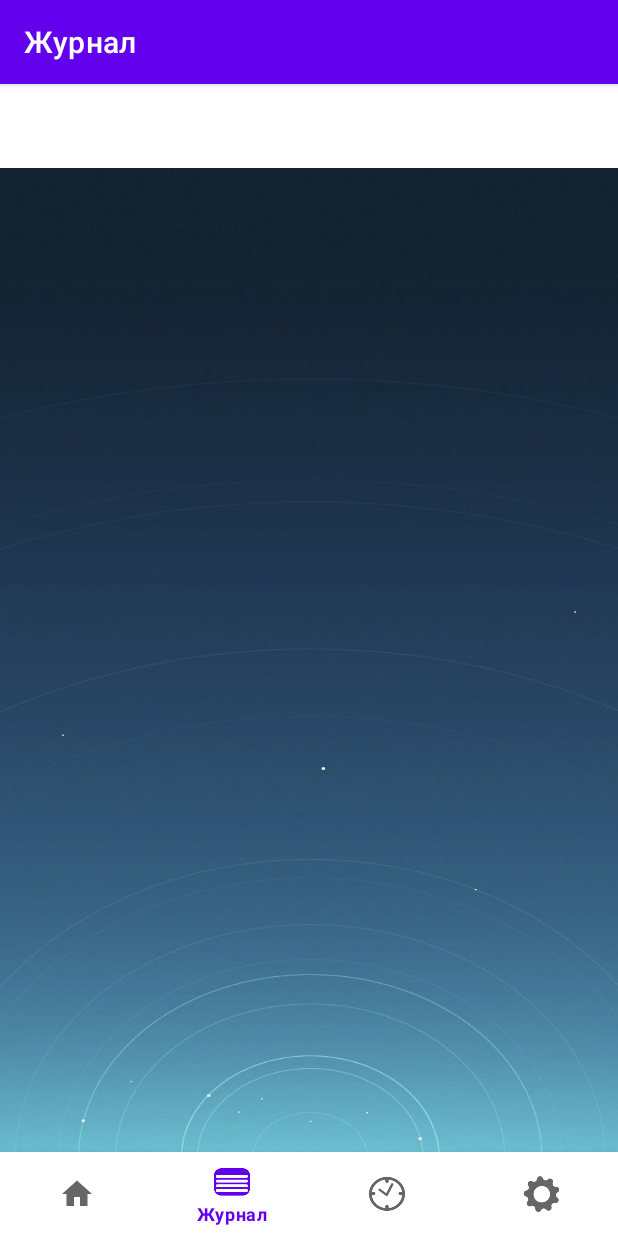
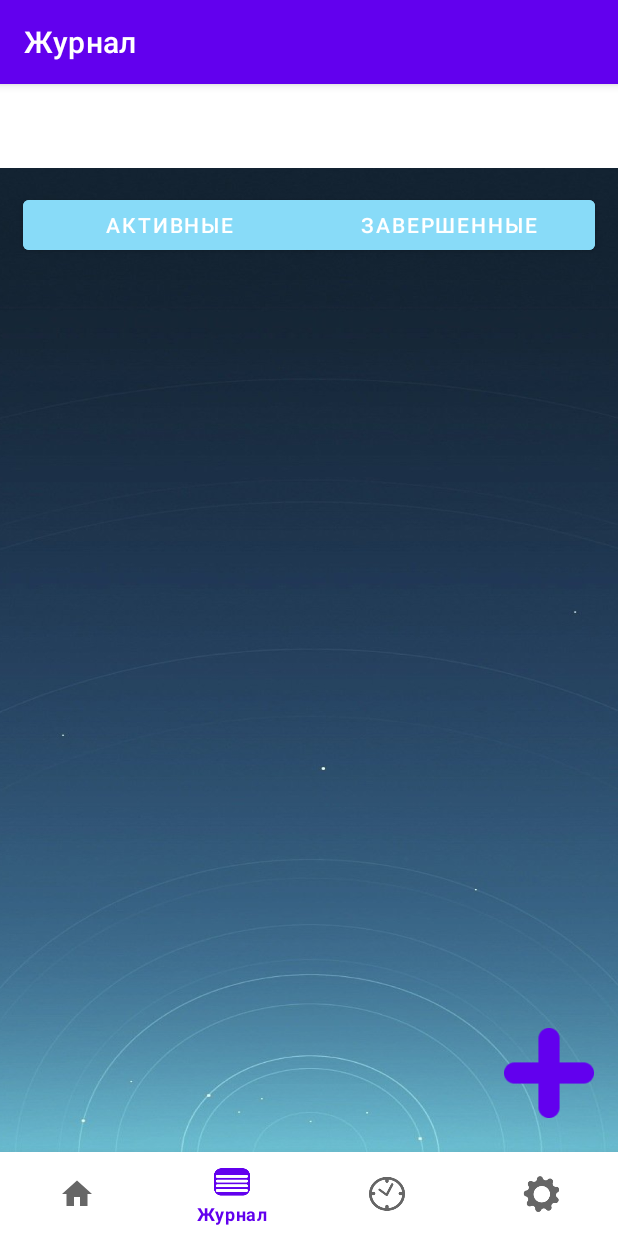
Before and after one commit to Andrysha0906/FarmaHelp, an Android app: the DashboardFragment screen opened through its navigation route, on a phone screen of 412 x 824 dp. Run offline under Robolectric (Android 15) with nearby library versions, the phone set to English and light mode, and no system bars; our stand-ins replace Firebase (no records; nobody signed in at launch, a user with empty details on screens opened directly), navigation-ui.

Commit message:
верстка

```diff
--- a/app/src/main/res/layout/activity_main.xml
+++ b/app/src/main/res/layout/activity_main.xml
@@ -1,6 +1,7 @@
 <?xml version="1.0" encoding="utf-8"?>
 <androidx.constraintlayout.widget.ConstraintLayout xmlns:android="http://schemas.android.com/apk/res/android"
     xmlns:app="http://schemas.android.com/apk/res-auto"
+    xmlns:tools="http://schemas.android.com/tools"
     android:id="@+id/container"
     android:layout_width="match_parent"
     android:layout_height="match_parent"
@@ -10,8 +11,6 @@
         android:id="@+id/nav_view"
         android:layout_width="0dp"
         android:layout_height="wrap_content"
-        android:layout_marginStart="0dp"
-        android:layout_marginEnd="0dp"
         android:background="?android:attr/windowBackground"
         app:layout_constraintBottom_toBottomOf="parent"
         app:layout_constraintLeft_toLeftOf="parent"
--- a/app/src/main/res/layout/fragment_magazine.xml
+++ b/app/src/main/res/layout/fragment_magazine.xml
@@ -5,4 +5,41 @@
     android:layout_width="match_parent"
     android:layout_height="match_parent"
     android:background="@drawable/back"
-    tools:context=".ui.dashboard.DashboardFragment" />
+    tools:context=".ui.dashboard.DashboardFragment">
+
+    <Button
+        android:id="@+id/button_active"
+        android:layout_width="195dp"
+        android:layout_height="45dp"
+        android:layout_marginStart="15dp"
+        android:backgroundTint="@color/button_blue"
+        android:text="@string/active"
+        app:layout_constraintBottom_toBottomOf="parent"
+        app:layout_constraintStart_toStartOf="parent"
+        app:layout_constraintTop_toTopOf="parent"
+        app:layout_constraintVertical_bias="0.023" />
+
+    <Button
+        android:id="@+id/button_completed"
+        android:layout_width="195dp"
+        android:layout_height="45dp"
+        android:layout_marginEnd="15dp"
+        android:backgroundTint="@color/button_blue"
+        android:text="@string/completed"
+        app:layout_constraintBottom_toBottomOf="parent"
+        app:layout_constraintEnd_toEndOf="parent"
+        app:layout_constraintTop_toTopOf="parent"
+        app:layout_constraintVertical_bias="0.023" />
+
+    <Button
+        android:id="@+id/button"
+        android:layout_width="60dp"
+        android:layout_height="60dp"
+        android:background="@drawable/plus"
+        app:layout_constraintBottom_toBottomOf="parent"
+        app:layout_constraintEnd_toEndOf="parent"
+        app:layout_constraintHorizontal_bias="0.954"
+        app:layout_constraintStart_toStartOf="parent"
+        app:layout_constraintTop_toBottomOf="@+id/button_completed"
+        app:layout_constraintVertical_bias="0.867" />
+</androidx.constraintlayout.widget.ConstraintLayout>
--- a/app/src/main/res/layout/fragment_settings.xml
+++ b/app/src/main/res/layout/fragment_settings.xml
@@ -81,7 +81,7 @@
         android:layout_width="0dp"
         android:layout_height="50dp"
         android:layout_marginTop="40dp"
-        android:backgroundTint="@color/wblue"
+        android:backgroundTint="@color/button_blue"
         android:gravity="left|center_vertical"
         android:padding="10dp"
         android:text="@string/name_user"
@@ -94,7 +94,7 @@
         android:layout_width="0dp"
         android:layout_height="50dp"
         android:layout_marginTop="8dp"
-        android:backgroundTint="@color/wblue"
+        android:backgroundTint="@color/button_blue"
         android:gravity="left|center_vertical"
         android:padding="0dp"
         android:text="Семейный доступ"
@@ -107,7 +107,7 @@
         android:layout_width="0dp"
         android:layout_height="50dp"
         android:layout_marginTop="8dp"
-        android:backgroundTint="@color/wblue"
+        android:backgroundTint="@color/button_blue"
         android:gravity="left|center_vertical"
         android:padding="10dp"
         android:text="Напоминания"
@@ -120,7 +120,7 @@
         android:layout_width="0dp"
         android:layout_height="50dp"
         android:layout_marginTop="8dp"
-        android:backgroundTint="@color/wblue"
+        android:backgroundTint="@color/button_blue"
         android:gravity="left|center_vertical"
         android:padding="10dp"
         android:text="Оформление темы"
@@ -132,7 +132,7 @@
         android:id="@+id/estimation_btn"
         android:layout_width="0dp"
         android:layout_height="50dp"
-        android:backgroundTint="@color/wblue"
+        android:backgroundTint="@color/button_blue"
         android:gravity="left|center_vertical"
         android:padding="10dp"
         android:text="Оцените приложение"
@@ -147,7 +147,7 @@
         android:layout_width="0dp"
         android:layout_height="50dp"
         android:layout_marginTop="8dp"
-        android:backgroundTint="@color/wblue"
+        android:backgroundTint="@color/button_blue"
         android:gravity="left|center_vertical"
         android:padding="10dp"
         android:text="Обратная связь"
@@ -162,7 +162,7 @@
         android:layout_width="0dp"
         android:layout_height="50dp"
         android:layout_marginTop="8dp"
-        android:backgroundTint="@color/wblue"
+        android:backgroundTint="@color/button_blue"
         android:gravity="left|center_vertical"
 
         android:padding="10dp"
@@ -178,7 +178,7 @@
         android:layout_width="0dp"
         android:layout_height="50dp"
         android:layout_marginTop="8dp"
-        android:backgroundTint="@color/wblue"
+        android:backgroundTint="@color/button_blue"
         android:gravity="left|center_vertical"
         android:padding="10dp"
         android:text="Отзывы"
--- a/app/src/main/res/values/colors.xml
+++ b/app/src/main/res/values/colors.xml
@@ -8,6 +8,6 @@
     <color name="black">#FF000000</color>
     <color name="white">#FFFFFFFF</color>
     <color name="grean">#06EF71</color>
-    <color name="wblue">#88DBF8</color>
+    <color name="button_blue">#88DBF8</color>
     <color name="red">#D90000</color>
 </resources>
--- a/app/src/main/res/values/strings.xml
+++ b/app/src/main/res/values/strings.xml
@@ -5,4 +5,6 @@
     <string name="title_timeTable">Расписание</string>
     <string name="title_settings">Настройки</string>
     <string name="name_user">Саня</string>
+    <string name="active">Активные</string>
+    <string name="completed">Завершенные</string>
 </resources>
```
Also changed, not shown: app/src/main/res/drawable/plus.png (added).
